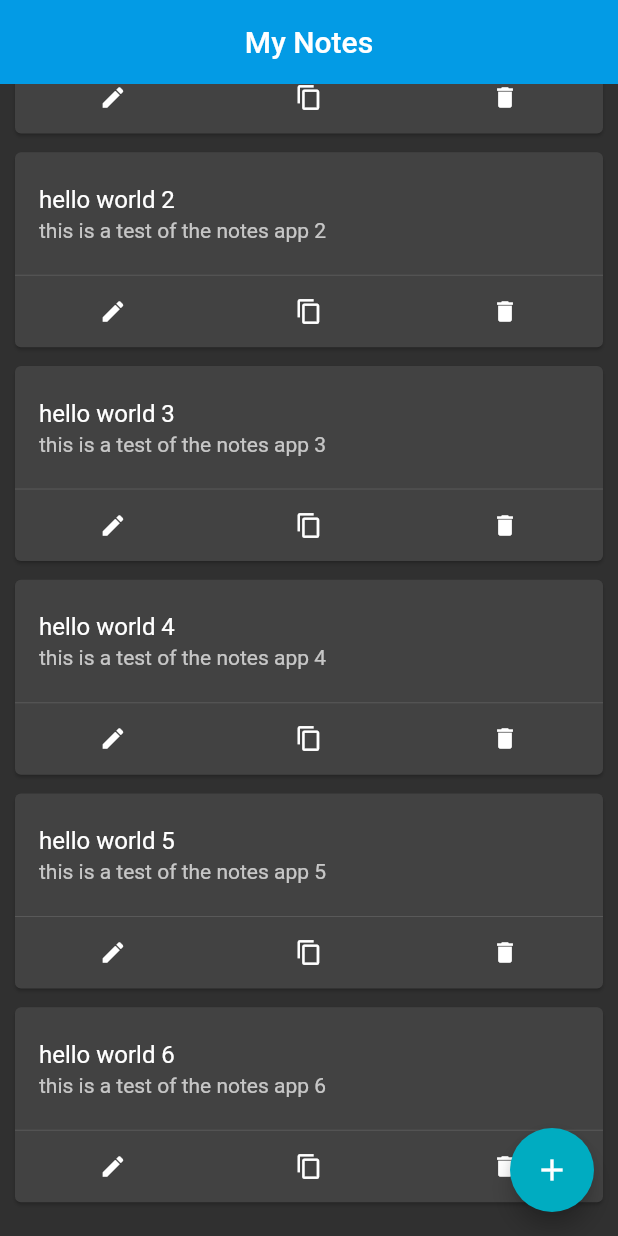
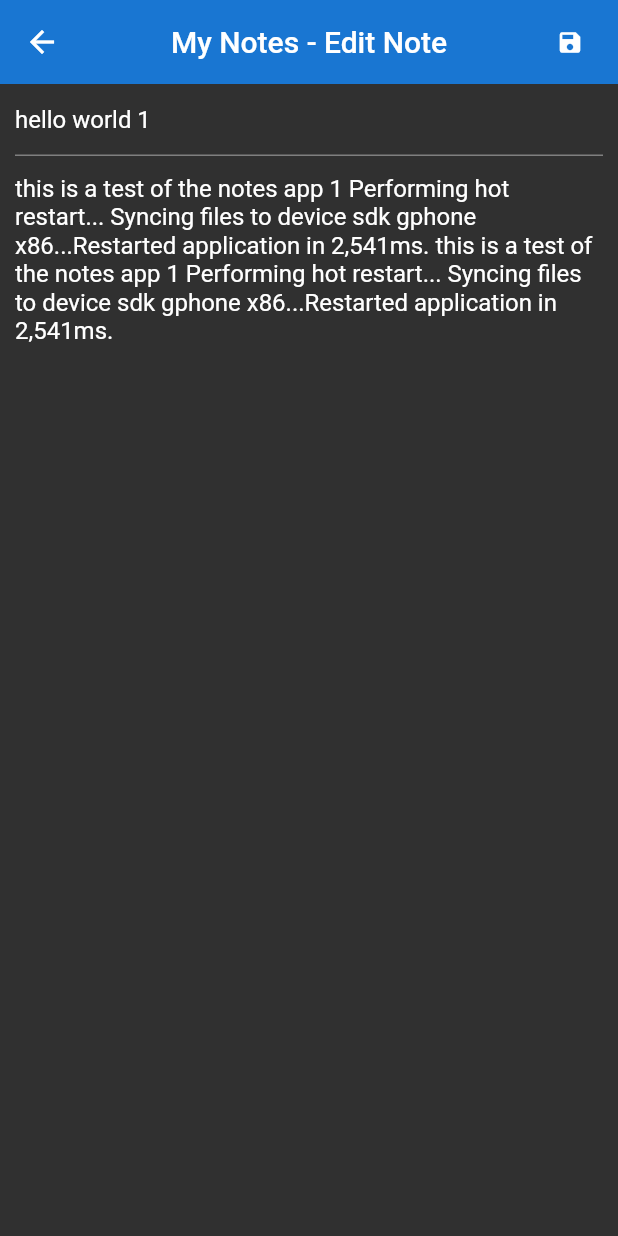
Before and after one commit to smudge-smiff/notesapp, a Flutter app: the screen it shows after launch, scrolled down 142 dp, after a tap on the "edit" icon, on a phone screen of 412 x 824 dp. Run offline on Flutter 3.47's test engine with Material 2 defaults, Android fonts, the phone set to English and light mode, and no system bars.

Commit message:
Implemented Edit Note page

```diff
--- a/lib/main.dart
+++ b/lib/main.dart
@@ -10,8 +10,8 @@ void main() {
     },
     theme: ThemeData(
       brightness: Brightness.dark,
-      primaryColor: Colors.lightBlue[600],
-      accentColor: Colors.cyan[600],
+      primaryColor: Color(0xff1976D2),//Colors.lightBlue[900],
+      accentColor: Color(0xFF03A9F4),//Colors.cyan[600],
     ),
   ));
 }
--- /dev/null
+++ b/lib/pages/editNote.dart
@@ -0,0 +1,72 @@
+import 'package:flutter/material.dart';
+import 'package:notesapp/services/note.dart';
+
+class EditNote extends StatelessWidget {
+  late Note note;
+
+  EditNote({Key? key, required this.note}) : super(key: key);
+
+  @override
+  Widget build(BuildContext context) {
+    return GestureDetector(
+      onTap: () {
+        FocusScopeNode currentFocus = FocusScope.of(context);
+
+        if (!currentFocus.hasPrimaryFocus) {
+          currentFocus.unfocus();
+        }
+      },
+      child: Scaffold(
+        appBar: AppBar(
+          centerTitle: true,
+          title: Text('My Notes - Edit Note'),
+          elevation: 0,
+          actions: <Widget>[
+            Padding(
+                padding: const EdgeInsets.only(right: 8.0),
+                child: IconButton(
+                  onPressed: ()=> saveNote(), //Do something
+                  icon: Icon(
+                    Icons.save,
+                    size: 18,
+                  ),
+                )),
+          ],
+        ),
+        body: Padding(
+          padding: const EdgeInsets.fromLTRB(10,0,10,0),
+          child: Column(
+            crossAxisAlignment: CrossAxisAlignment.center,
+            children: [
+              TextFormField(
+                decoration: const InputDecoration(
+                  hintText: 'Title',
+                  //border: InputBorder.none,
+                ),
+                keyboardType: TextInputType.name,
+                maxLines: 1,
+                autofocus: false,
+                initialValue: note.title,
+              ),
+
+              TextFormField(
+                decoration: const InputDecoration(
+                  hintText: 'Content',
+                  border: InputBorder.none,
+                ),
+                keyboardType: TextInputType.multiline,
+                maxLines: null,
+                autofocus: false,
+                initialValue: note.content,
+              ),
+            ],
+          ),
+        ),
+      ),
+    );
+  }
+
+  void saveNote(){
+
+  }
+}
--- a/lib/pages/home.dart
+++ b/lib/pages/home.dart
@@ -1,7 +1,7 @@
 import 'package:flutter/cupertino.dart';
 import 'package:flutter/material.dart';
 import 'package:notesapp/services/note.dart';
-
+import 'package:notesapp/pages/editNote.dart';
 
 class Home extends StatefulWidget {
   const Home({Key? key}) : super(key: key);
@@ -13,12 +13,31 @@ class Home extends StatefulWidget {
 class _HomeState extends State<Home> {
   Color yellow = Color(0xffF3DFA2);
   List<Note> notes = [
-    Note(id:1, title:'hello world 1', content: 'this is a test of the notes app 1 Performing hot restart... Syncing files to device sdk gphone x86...Restarted application in 2,541ms. this is a test of the notes app 1 Performing hot restart... Syncing files to device sdk gphone x86...Restarted application in 2,541ms.'),
-    Note(id:2, title:'hello world 2', content: 'this is a test of the notes app 2'),
-    Note(id:3, title:'hello world 3', content: 'this is a test of the notes app 3'),
-    Note(id:4, title:'hello world 4', content: 'this is a test of the notes app 4'),
-    Note(id:5, title:'hello world 5', content: 'this is a test of the notes app 5'),
-    Note(id:6, title:'hello world 6', content: 'this is a test of the notes app 6'),
+    Note(
+        id: 1,
+        title: 'hello world 1',
+        content:
+            'this is a test of the notes app 1 Performing hot restart... Syncing files to device sdk gphone x86...Restarted application in 2,541ms. this is a test of the notes app 1 Performing hot restart... Syncing files to device sdk gphone x86...Restarted application in 2,541ms.'),
+    Note(
+        id: 2,
+        title: 'hello world 2',
+        content: 'this is a test of the notes app 2'),
+    Note(
+        id: 3,
+        title: 'hello world 3',
+        content: 'this is a test of the notes app 3'),
+    Note(
+        id: 4,
+        title: 'hello world 4',
+        content: 'this is a test of the notes app 4'),
+    Note(
+        id: 5,
+        title: 'hello world 5',
+        content: 'this is a test of the notes app 5'),
+    Note(
+        id: 6,
+        title: 'hello world 6',
+        content: 'this is a test of the notes app 6'),
   ];
 
   @override
@@ -34,7 +53,7 @@ class _HomeState extends State<Home> {
       body: ListView.builder(
         itemCount: notes.length,
         padding: EdgeInsets.all(10),
-        itemBuilder: (context, index){
+        itemBuilder: (context, index) {
           return Card(
             margin: EdgeInsets.fromLTRB(0, 0, 0, 12.5),
             //color: yellow,
@@ -42,29 +61,42 @@ class _HomeState extends State<Home> {
               mainAxisAlignment: MainAxisAlignment.spaceEvenly,
               children: <Widget>[
                 Padding(
-                  padding: const EdgeInsets.fromLTRB(0,5,0,5),
+                  padding: const EdgeInsets.fromLTRB(0, 5, 0, 5),
                   child: ListTile(
                     title: Text(notes[index].title),
                     subtitle: Text(notes[index].content),
                   ),
                 ),
+
                 Divider(
-                  height:0,
+                  height: 0,
                 ),
+
                 Row(
                   mainAxisAlignment: MainAxisAlignment.spaceAround,
                   children: <Widget>[
                     IconButton(
-                      onPressed: (){},
-                      icon: Icon(Icons.edit, size: 18,),
+                      onPressed: () {
+                        navigateEditPage(notes[index]);
+                      },
+                      icon: Icon(
+                        Icons.edit,
+                        size: 18,
+                      ),
                     ),
                     IconButton(
-                      onPressed: (){},
-                      icon: Icon(Icons.copy, size: 18,),
+                      onPressed: () {},
+                      icon: Icon(
+                        Icons.copy,
+                        size: 18,
+                      ),
                     ),
                     IconButton(
-                      onPressed: (){},
-                      icon: Icon(Icons.delete, size: 18,),
+                      onPressed: () {},
+                      icon: Icon(
+                        Icons.delete,
+                        size: 18,
+                      ),
                     ),
                   ],
                 )
@@ -74,9 +106,19 @@ class _HomeState extends State<Home> {
         },
       ),
       floatingActionButton: FloatingActionButton(
-        onPressed: (){},
+        onPressed: () {
+          navigateEditPage(Note(title: '', content: ''));
+        },
         child: Icon(Icons.add),
       ),
     );
   }
+
+  void navigateEditPage(Note note) {
+    var route = new MaterialPageRoute(
+      builder: (BuildContext context) =>
+          new EditNote(note: note),
+    );
+    Navigator.of(context).push(route);
+  }
 }
--- a/lib/services/note.dart
+++ b/lib/services/note.dart
@@ -1,12 +1,12 @@
 import 'package:flutter/material.dart';
 
 class Note {
-  late int id;
+  int? id;
   late String title;
   late String content;
   Color bgColour = Colors.deepOrangeAccent;
 
-  Note({required this.id, required this.title, required this.content}){
+  Note({id, required this.title, required this.content}){
     int _pass = 1+2;
   }
 }
```
